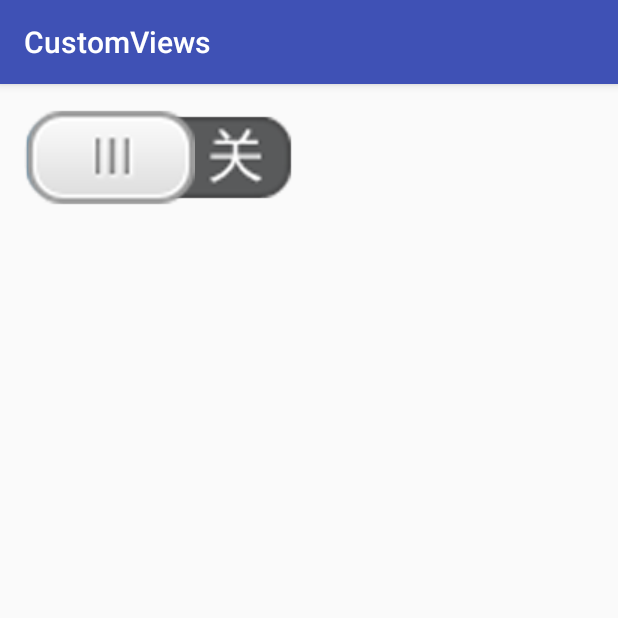
After one commit to 350258655/CustomView, an Android app: the SwitchActivity screen opened directly, with no data from a screen before it, on a phone screen of 412 x 824 dp, the top half of it. The commit adds this screen. Run offline under Robolectric (Android 15) with nearby library versions, the phone set to English and light mode, and no system bars.

Commit message:
自定义开关

```diff
--- a/app/src/main/AndroidManifest.xml
+++ b/app/src/main/AndroidManifest.xml
@@ -23,6 +23,8 @@
         </activity>
         <activity android:name=".spinner.SpinnerActivity">
         </activity>
+        <activity android:name=".swtch.SwitchActivity">
+        </activity>
     </application>
 
 </manifest>
--- a/app/src/main/java/com/shake/customviews/MainActivity.java
+++ b/app/src/main/java/com/shake/customviews/MainActivity.java
@@ -8,6 +8,7 @@ import android.widget.Button;
 
 import com.shake.customviews.numberaddsub.NumberAddSubActivity;
 import com.shake.customviews.spinner.SpinnerActivity;
+import com.shake.customviews.swtch.SwitchActivity;
 import com.shake.customviews.wheel.WheelActivity;
 import com.shake.customviews.youku.YoukuMenuActivity;
 
@@ -21,10 +22,12 @@ public class MainActivity extends AppCompatActivity implements View.OnClickListe
         Button btnaddsub = (Button) findViewById(R.id.btn_add_sub);
         Button btn_youku = (Button) findViewById(R.id.btn_youku);
         Button btn_spinner = (Button) findViewById(R.id.btn_spinner);
+        Button btn_switch = (Button) findViewById(R.id.btn_switch);
         btnaddsub.setOnClickListener(this);
         btnwheel.setOnClickListener(this);
         btn_youku.setOnClickListener(this);
         btn_spinner.setOnClickListener(this);
+        btn_switch.setOnClickListener(this);
 
     }
 
@@ -44,6 +47,9 @@ public class MainActivity extends AppCompatActivity implements View.OnClickListe
             case R.id.btn_spinner:
                 startActivity(new Intent(MainActivity.this,SpinnerActivity.class));
                 break;
+            case R.id.btn_switch:
+                startActivity(new Intent(MainActivity.this,SwitchActivity.class));
+                break;
         }
     }
 }
--- /dev/null
+++ b/app/src/main/java/com/shake/customviews/swtch/SwitchActivity.java
@@ -0,0 +1,23 @@
+package com.shake.customviews.swtch;
+
+import android.os.Bundle;
+import android.support.v7.app.AppCompatActivity;
+import android.util.Log;
+
+import com.shake.customviews.R;
+
+public class SwitchActivity extends AppCompatActivity {
+
+    @Override
+    protected void onCreate(Bundle savedInstanceState) {
+        super.onCreate(savedInstanceState);
+        setContentView(R.layout.activity_switch);
+        SwitchView switchview = (SwitchView) findViewById(R.id.switchview);
+        switchview.setOnSwitchUpdateListener(new SwitchView.OnSwitchStateUpdateListener() {
+            @Override
+            public void onStateUpdate(boolean isOpen) {
+                Log.i("TAG", "状态更新了，现在是："+isOpen);
+            }
+        });
+    }
+}
--- /dev/null
+++ b/app/src/main/java/com/shake/customviews/swtch/SwitchView.java
@@ -0,0 +1,197 @@
+package com.shake.customviews.swtch;
+
+import android.content.Context;
+import android.graphics.Bitmap;
+import android.graphics.BitmapFactory;
+import android.graphics.Canvas;
+import android.graphics.Paint;
+import android.util.AttributeSet;
+import android.view.MotionEvent;
+import android.view.View;
+
+import com.shake.customviews.R;
+
+/**
+ * Created by shake on 17-6-9.
+ * 自定义开关
+ * Android 的界面绘制流程
+ * 测量			 摆放		绘制
+ * measure	->	layout	->	draw
+ * | 		  |			 |
+ * onMeasure -> onLayout -> onDraw 重写这些方法, 实现自定义控件
+ * <p/>
+ * onResume()之后执行
+ * <p/>
+ * View
+ * onMeasure() (在这个方法里指定自己的宽高) -> onDraw() (绘制自己的内容)
+ * <p/>
+ * ViewGroup
+ * onMeasure() (指定自己的宽高, 所有子View的宽高)-> onLayout() (摆放所有子View) -> onDraw() (绘制内容)
+ */
+public class SwitchView extends View {
+
+    private Bitmap mSwitchBackground;// 背景的图片
+    private Bitmap mSwitchSlide;// 滑块的图片
+
+    private Paint mPaint;
+
+    private boolean isOpen; // 开关状态。true表示开，false表示关
+
+    /**
+     * 标识现在是否是触摸状态
+     */
+    private boolean isTouch;
+
+    private float mCurrentX;
+
+    private OnSwitchStateUpdateListener mListener;
+
+    public SwitchView(Context context) {
+        this(context, null);
+    }
+
+    public SwitchView(Context context, AttributeSet attrs) {
+        this(context, attrs, 0);
+    }
+
+    public SwitchView(Context context, AttributeSet attrs, int defStyleAttr) {
+        super(context, attrs, defStyleAttr);
+        init();
+    }
+
+    /**
+     * 加载背景图片和滑块，用加载图片的方式加载进来
+     */
+    private void init() {
+        mPaint = new Paint();
+        mSwitchBackground = BitmapFactory.decodeResource(getResources(), R.drawable.switch_background);
+        mSwitchSlide = BitmapFactory.decodeResource(getResources(), R.drawable.slide_button_background);
+    }
+
+
+    /**
+     * 测量大小，这个控件的大小，就是背景图片有多大，这个控件就是多大
+     *
+     * @param widthMeasureSpec
+     * @param heightMeasureSpec
+     */
+    @Override
+    protected void onMeasure(int widthMeasureSpec, int heightMeasureSpec) {
+
+        if (mSwitchBackground != null) {
+            int width = mSwitchBackground.getWidth();
+            int height = mSwitchBackground.getHeight();
+            setMeasuredDimension(width, height);
+        } else {
+            super.onMeasure(widthMeasureSpec, heightMeasureSpec);
+        }
+
+    }
+
+
+    @Override
+    protected void onDraw(Canvas canvas) {
+
+        // 绘制背景的显示
+        if (mSwitchBackground != null) {
+            canvas.drawBitmap(mSwitchBackground, 0, 0, mPaint);
+        }
+
+        // 绘制滑块
+        if (mSwitchSlide != null) {
+
+            //假如是触摸状态
+            if (isTouch) {
+                //要减去滑块的一半
+                float left = mCurrentX - mSwitchSlide.getWidth() / 2.0f;
+                //限制左右边界
+                if (left < 0) {
+                    left = 0;
+                } else if (left > mSwitchBackground.getWidth() - mSwitchSlide.getWidth()) {
+                    left = mSwitchBackground.getWidth() - mSwitchSlide.getWidth();
+                }
+
+                canvas.drawBitmap(mSwitchSlide, left, 0, mPaint);
+            } else {
+                // 根据开关状态boolean, 直接设置滑块位置
+                if (isOpen) {
+                    canvas.drawBitmap(mSwitchSlide, mSwitchBackground.getWidth() - mSwitchSlide.getWidth(), 0, mPaint);
+                } else {
+                    canvas.drawBitmap(mSwitchSlide, 0, 0, mPaint);
+                }
+
+            }
+
+
+        }
+
+    }
+
+    /**
+     * 重写触摸事件, 响应用户的触摸.
+     *
+     * @param event
+     * @return
+     */
+    @Override
+    public boolean onTouchEvent(MotionEvent event) {
+
+        switch (event.getAction()) {
+
+            case MotionEvent.ACTION_DOWN:
+                isTouch = true;
+                mCurrentX = event.getX();
+                break;
+
+            case MotionEvent.ACTION_MOVE:
+                mCurrentX = event.getX();
+                break;
+
+            case MotionEvent.ACTION_UP:
+                isTouch = false;
+                mCurrentX = event.getX();
+
+                boolean state;
+                // 手指离开屏幕的时候，判断现在的状态
+                if (mCurrentX > mSwitchBackground.getWidth() / 2.0f) {
+                    state = true;
+                } else {
+                    state = false;
+                }
+
+                //假如状态更新，那么就回调给外面。这里state要和isOpen做对比，就是避免这种情况：原本是开，用户触摸之后，没有关掉
+                //却又再次回调 开的状态给用户
+                if (state != isOpen && mListener != null) {
+                    mListener.onStateUpdate(state);
+                }
+                //更新状态
+                isOpen = state;
+                break;
+        }
+
+
+        //TODO 这是重新绘制界面的方法，非常重要！！！
+        invalidate();
+        // 消费了用户的触摸事件, 才可以收到其他的事件.
+        return true;
+    }
+
+
+    /**
+     * 设置更新接口
+     *
+     * @param listener
+     */
+    public void setOnSwitchUpdateListener(OnSwitchStateUpdateListener listener) {
+        this.mListener = listener;
+    }
+
+    /**
+     * 状态更新的接口
+     */
+    public interface OnSwitchStateUpdateListener {
+        void onStateUpdate(boolean isOpen);
+    }
+
+
+}
--- a/app/src/main/res/layout/activity_main.xml
+++ b/app/src/main/res/layout/activity_main.xml
@@ -31,4 +31,9 @@
         android:layout_width="match_parent"
         android:layout_height="wrap_content"
         android:text="下拉选择框"/>
+    <Button
+        android:id="@+id/btn_switch"
+        android:layout_width="match_parent"
+        android:layout_height="wrap_content"
+        android:text="自定义开关"/>
 </LinearLayout>
--- /dev/null
+++ b/app/src/main/res/layout/activity_switch.xml
@@ -0,0 +1,18 @@
+<?xml version="1.0" encoding="utf-8"?>
+<RelativeLayout
+    xmlns:android="http://schemas.android.com/apk/res/android"
+    xmlns:tools="http://schemas.android.com/tools"
+    android:layout_width="match_parent"
+    android:layout_height="match_parent"
+    android:paddingBottom="@dimen/activity_vertical_margin"
+    android:paddingLeft="@dimen/activity_horizontal_margin"
+    android:paddingRight="@dimen/activity_horizontal_margin"
+    android:paddingTop="@dimen/activity_vertical_margin"
+    tools:context="com.shake.customviews.swtch.SwitchActivity">
+
+    <com.shake.customviews.swtch.SwitchView
+        android:id="@+id/switchview"
+        android:layout_width="wrap_content"
+        android:layout_height="wrap_content"/>
+
+</RelativeLayout>
```
Also changed, not shown: app/src/main/res/drawable/slide_button_background.png (added), app/src/main/res/drawable/switch_background.png (added).
